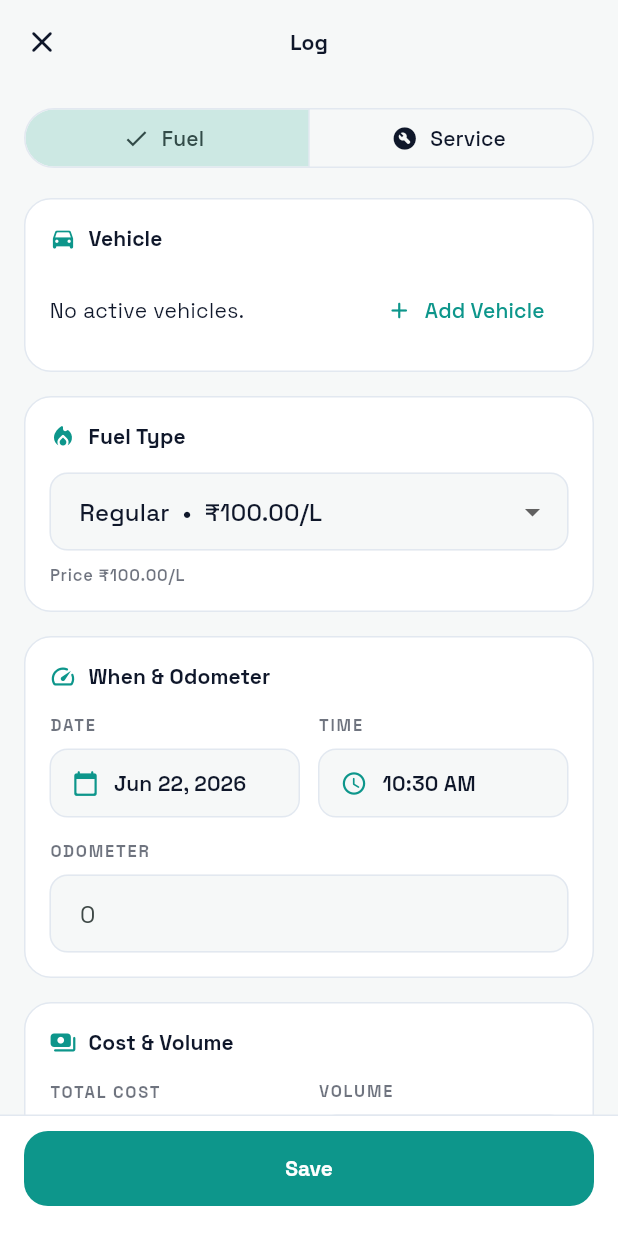
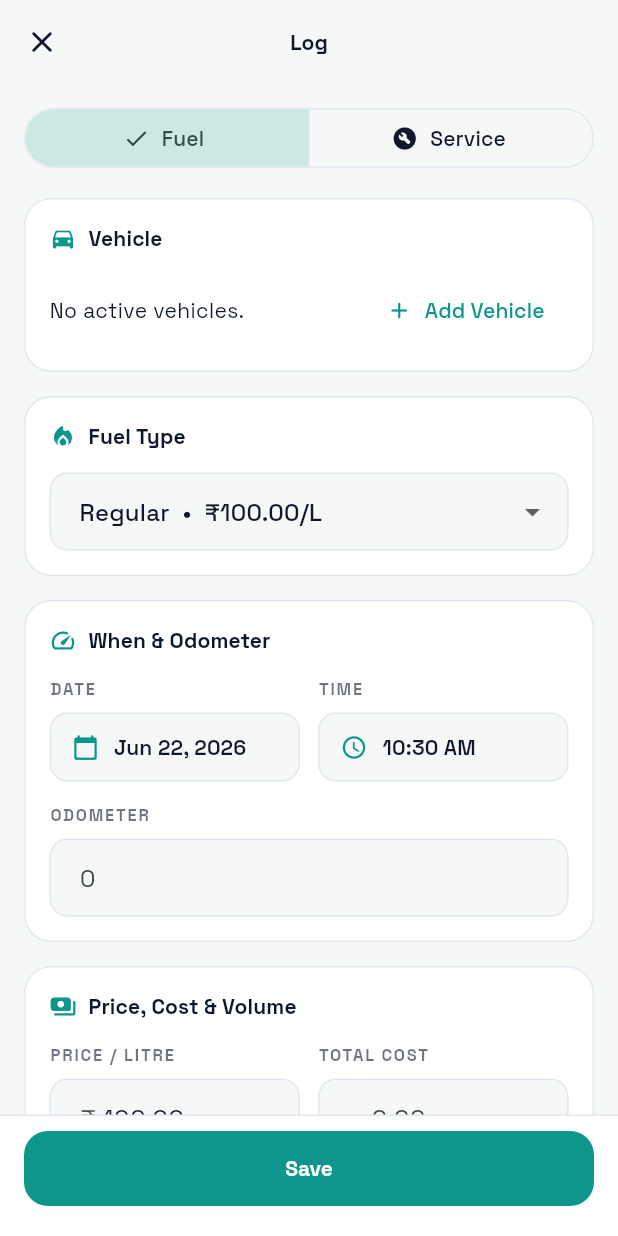
Before and after one commit to neotamizhan/petrol_log, a Flutter app: the screen it shows after launch, after a tap on "Log Activity", on a phone screen of 412 x 824 dp. Run offline on Flutter 3.47's test engine with Material 3 defaults, Android fonts, the phone set to English and light mode, and no system bars; our stand-ins replace csv, file_picker, fl_chart, google_fonts, shared_preferences.

Commit message:
Capture per-fill fuel price
Streamlining step "kill the configuration tax": record the price/litre on
each fill instead of deriving volume from a single mutable
price-per-fuel-type.

- FillRecord gains a nullable pricePerLiter (serialize/copyWith).
- LogEntryScreen adds an editable Price/litre field, defaulted from the
  last fill for the vehicle+fuel type and re-seeded when the fuel type
  changes; volume now derives from this fill's price.
- getFuelPriceForRecord prefers the fill's own price (single chokepoint,
  so stats/forecast/per-record all follow); add
  lastFuelPriceForVehicleFuelType for smart defaults.
- _migrateFillRecordPrices stamps legacy fills with their fuel type's
  current price, freezing historical volumes so later price edits no
  longer rewrite them.

Removes the recurring "edit price in Settings" trip and fixes the latent
bug where changing a fuel type's price rewrote past volumes.

Tests: model round-trip/legacy/copyWith, provider price preference + last
price, storage migration backfill, and the Log widget test captures the
saved record's price. Update docs/ARCHITECTURE.md and the okf/ bundle.

Co-Authored-By: Claude Opus 4.8 <noreply@anthropic.com>

```diff
--- a/lib/models/fill_record.dart
+++ b/lib/models/fill_record.dart
@@ -10,6 +10,12 @@ class FillRecord {
   final String fuelTypeId;
   final String vehicleId;
 
+  /// Price per litre paid for this specific fill. When null (legacy records
+  /// before per-fill pricing), callers fall back to the fuel type's price.
+  /// Capturing it here freezes a fill's volume so later price changes to the
+  /// fuel type no longer rewrite historical volumes.
+  final double? pricePerLiter;
+
   FillRecord({
     required this.id,
     required this.date,
@@ -18,6 +24,7 @@ class FillRecord {
     this.notes = '',
     this.fuelTypeId = FuelType.defaultId,
     this.vehicleId = 'default_vehicle',
+    this.pricePerLiter,
   });
 
   FillRecord copyWith({
@@ -28,6 +35,7 @@ class FillRecord {
     String? notes,
     String? fuelTypeId,
     String? vehicleId,
+    double? pricePerLiter,
   }) {
     return FillRecord(
       id: id ?? this.id,
@@ -37,6 +45,7 @@ class FillRecord {
       notes: notes ?? this.notes,
       fuelTypeId: fuelTypeId ?? this.fuelTypeId,
       vehicleId: vehicleId ?? this.vehicleId,
+      pricePerLiter: pricePerLiter ?? this.pricePerLiter,
     );
   }
 
@@ -76,6 +85,7 @@ class FillRecord {
       'notes': notes,
       'fuelTypeId': fuelTypeId,
       'vehicleId': vehicleId,
+      'pricePerLiter': pricePerLiter,
     };
   }
 
@@ -91,6 +101,7 @@ class FillRecord {
           ? (json['fuelTypeId'] as String).trim()
           : FuelType.defaultId,
       vehicleId: json['vehicleId'] as String? ?? 'default_vehicle',
+      pricePerLiter: (json['pricePerLiter'] as num?)?.toDouble(),
     );
   }
 
--- a/lib/providers/records_provider.dart
+++ b/lib/providers/records_provider.dart
@@ -100,7 +100,27 @@ class RecordsProvider with ChangeNotifier {
   }
 
   double getFuelPriceForRecord(FillRecord record) {
+    final recorded = record.pricePerLiter;
+    if (recorded != null && recorded > 0) {
+      return recorded;
+    }
     return getFuelPriceForFuelTypeId(record.fuelTypeId);
+  }
+
+  /// The price/litre to default a new fill to: the most recent fill's price for
+  /// this vehicle + fuel type, else the fuel type's configured price.
+  double lastFuelPriceForVehicleFuelType(String vehicleId, String fuelTypeId) {
+    final candidates = _records
+        .where((r) => r.vehicleId == vehicleId && r.fuelTypeId == fuelTypeId)
+        .toList()
+      ..sort((a, b) => b.date.compareTo(a.date));
+    for (final record in candidates) {
+      final price = record.pricePerLiter;
+      if (price != null && price > 0) {
+        return price;
+      }
+    }
+    return getFuelPriceForFuelTypeId(fuelTypeId);
   }
 
   String _resolveFuelTypeCurrency(String? currency) {
--- a/lib/screens/log_entry_screen.dart
+++ b/lib/screens/log_entry_screen.dart
@@ -71,6 +71,7 @@ class _LogEntryScreenState extends State<LogEntryScreen> {
   final _formKey = GlobalKey<FormState>();
   final _odometerController = TextEditingController();
   final _costController = TextEditingController();
+  final _priceController = TextEditingController();
   final _notesController = TextEditingController();
   final _serviceTypeController = TextEditingController();
   final _nextDueOdometerController = TextEditingController();
@@ -145,6 +146,16 @@ class _LogEntryScreenState extends State<LogEntryScreen> {
         final currency = provider.getCurrencyForFuelTypeId(fill.fuelTypeId);
         _costController.text =
             CurrencyUtils.formatAmount(fill.cost, currency);
+        final price = fill.pricePerLiter ??
+            provider.getFuelPriceForFuelTypeId(fill.fuelTypeId);
+        _priceController.text = CurrencyUtils.formatAmount(price, currency);
+      } else if (_mode == LogMode.fuel) {
+        // New fill: default the price to the last fill's price for this
+        // vehicle + fuel type (the recurring "no Settings trip" win).
+        final currency = provider.getCurrencyForFuelTypeId(_selectedFuelTypeId);
+        final price = provider.lastFuelPriceForVehicleFuelType(
+            _selectedVehicleId, _selectedFuelTypeId);
+        _priceController.text = CurrencyUtils.formatAmount(price, currency);
       }
     });
   }
@@ -153,6 +164,7 @@ class _LogEntryScreenState extends State<LogEntryScreen> {
   void dispose() {
     _odometerController.dispose();
     _costController.dispose();
+    _priceController.dispose();
     _notesController.dispose();
     _serviceTypeController.dispose();
     _nextDueOdometerController.dispose();
@@ -350,8 +362,6 @@ class _LogEntryScreenState extends State<LogEntryScreen> {
           final value = fuelTypes.any((f) => f.id == selectedId)
               ? selectedId
               : fuelTypes.first.id;
-          final price = provider.getFuelPriceForFuelTypeId(value);
-          final currency = provider.getCurrencyForFuelTypeId(value);
 
           return _Panel(
             title: 'Fuel Type',
@@ -376,24 +386,22 @@ class _LogEntryScreenState extends State<LogEntryScreen> {
                     if (value == null) return;
                     setState(() {
                       _selectedFuelTypeId = value;
+                      final newCurrency =
+                          provider.getCurrencyForFuelTypeId(value);
                       final currentCost =
                           double.tryParse(_costController.text);
                       if (currentCost != null) {
-                        _costController.text = CurrencyUtils.formatAmount(
-                          currentCost,
-                          provider.getCurrencyForFuelTypeId(value),
+                        _costController.text =
+                            CurrencyUtils.formatAmount(currentCost, newCurrency);
+                      }
+                      // Re-seed the price from this type's last/known price.
+                      _priceController.text = CurrencyUtils.formatAmount(
+                        provider.lastFuelPriceForVehicleFuelType(
+                            _selectedVehicleId, value),
+                        newCurrency,
                       );
-                      }
                     });
                   },
-                ),
-                const SizedBox(height: 8),
-                Text(
-                  'Price $currency${CurrencyUtils.formatAmount(price, currency)}/L',
-                  style: theme.textTheme.labelSmall?.copyWith(
-                    color: theme.colorScheme.onSurface.withOpacity(0.6),
-                    fontWeight: FontWeight.w600,
-                  ),
                 ),
               ],
             ),
@@ -409,12 +417,46 @@ class _LogEntryScreenState extends State<LogEntryScreen> {
               ? _selectedFuelTypeId
               : provider.selectedFuelTypeId;
           final currency = provider.getCurrencyForFuelTypeId(selectedId);
-          final price = provider.getFuelPriceForFuelTypeId(selectedId);
           return _Panel(
-            title: 'Cost & Volume',
+            title: 'Price, Cost & Volume',
             icon: Icons.payments_rounded,
-            child: Row(
+            child: Column(
               children: [
+                Row(
+                  children: [
+                    Expanded(
+                      child: _LabeledField(
+                        label: 'Price / litre',
+                        child: TextFormField(
+                          key: const Key('log-price'),
+                          controller: _priceController,
+                          keyboardType: const TextInputType.numberWithOptions(
+                              decimal: true),
+                          inputFormatters: [
+                            FilteringTextInputFormatter.allow(
+                              RegExp(CurrencyUtils.getInputPattern(currency)),
+                            ),
+                          ],
+                          decoration: _inputDecoration(
+                            theme,
+                            isDark,
+                            hintText: CurrencyUtils.getPlaceholder(currency),
+                            prefixText: '$currency ',
+                          ),
+                          validator: (value) {
+                            if (value == null || value.trim().isEmpty) {
+                              return 'Enter price';
+                            }
+                            final price = double.tryParse(value);
+                            if (price == null || price <= 0) {
+                              return 'Enter a valid price';
+                            }
+                            return null;
+                          },
+                        ),
+                      ),
+                    ),
+                    const SizedBox(width: 12),
                     Expanded(
                       child: _LabeledField(
                         label: 'Total Cost',
@@ -447,18 +489,20 @@ class _LogEntryScreenState extends State<LogEntryScreen> {
                         ),
                       ),
                     ),
-                const SizedBox(width: 12),
-                Expanded(
-                  child: _LabeledField(
-                    label: 'Volume',
-                    child: ValueListenableBuilder<TextEditingValue>(
-                      valueListenable: _costController,
-                      builder: (context, value, child) {
-                        final cost = double.tryParse(value.text) ?? 0;
+                  ],
+                ),
+                const SizedBox(height: 12),
+                AnimatedBuilder(
+                  animation:
+                      Listenable.merge([_costController, _priceController]),
+                  builder: (context, child) {
+                    final cost = double.tryParse(_costController.text) ?? 0;
+                    final price = double.tryParse(_priceController.text) ?? 0;
                     final volume = price > 0 ? cost / price : 0.0;
                     return Container(
+                      width: double.infinity,
                       padding: const EdgeInsets.symmetric(
-                              horizontal: 14, vertical: 14),
+                          horizontal: 14, vertical: 12),
                       decoration: BoxDecoration(
                         color: isDark
                             ? AppColors.surfaceDarkElevated
@@ -474,25 +518,26 @@ class _LogEntryScreenState extends State<LogEntryScreen> {
                         mainAxisAlignment: MainAxisAlignment.spaceBetween,
                         children: [
                           Text(
-                                volume > 0 ? volume.toStringAsFixed(1) : '--',
+                            'Volume',
+                            style: theme.textTheme.labelMedium?.copyWith(
+                              color: theme.colorScheme.onSurface
+                                  .withOpacity(0.6),
+                              fontWeight: FontWeight.w600,
+                            ),
+                          ),
+                          Text(
+                            volume > 0
+                                ? '${volume.toStringAsFixed(1)} L'
+                                : '-- L',
                             style: theme.textTheme.titleMedium?.copyWith(
                               fontWeight: FontWeight.w700,
                               color: AppColors.accentAmber,
-                                ),
-                              ),
-                              Text(
-                                'L',
-                                style: theme.textTheme.titleSmall?.copyWith(
-                                  color: AppColors.accentAmber,
-                                  fontWeight: FontWeight.w700,
                             ),
                           ),
                         ],
                       ),
                     );
                   },
-                    ),
-                  ),
                 ),
               ],
             ),
@@ -887,6 +932,7 @@ class _LogEntryScreenState extends State<LogEntryScreen> {
     final fuelTypeId = _selectedFuelTypeId.isNotEmpty
         ? _selectedFuelTypeId
         : provider.selectedFuelTypeId;
+    final price = double.tryParse(_priceController.text.trim());
     final record = FillRecord(
       id: widget.editFillRecord?.id ??
           DateTime.now().millisecondsSinceEpoch.toString(),
@@ -896,6 +942,7 @@ class _LogEntryScreenState extends State<LogEntryScreen> {
       notes: _notesController.text.trim(),
       fuelTypeId: fuelTypeId,
       vehicleId: vehicleId,
+      pricePerLiter: (price != null && price > 0) ? price : null,
     );
     if (widget.editFillRecord != null) {
       await provider.updateRecord(record);
--- a/lib/services/storage_service.dart
+++ b/lib/services/storage_service.dart
@@ -29,6 +29,42 @@ class StorageService {
     await _migrateLegacyFuelSettings();
     await _migrateFuelTypeCurrencies();
     await _migrateToVehicleSupport();
+    await _migrateFillRecordPrices();
+  }
+
+  /// Freeze legacy fills' volumes by stamping each record that predates
+  /// per-fill pricing with its fuel type's current price. After this, changing
+  /// a fuel type's price no longer rewrites historical volumes.
+  Future<void> _migrateFillRecordPrices() async {
+    final rawRecords = _prefs.getString(_recordsKey);
+    if (rawRecords == null || rawRecords.isEmpty) {
+      return;
+    }
+    try {
+      final decoded = jsonDecode(rawRecords);
+      if (decoded is! List) {
+        return;
+      }
+      final priceByFuelTypeId = <String, double>{
+        for (final fuelType in getFuelTypes()) fuelType.id: fuelType.pricePerLiter,
+      };
+      bool changed = false;
+      for (final item in decoded) {
+        if (item is Map && item['pricePerLiter'] == null) {
+          final fuelTypeId = (item['fuelTypeId'] as String?)?.trim();
+          item['pricePerLiter'] = (fuelTypeId != null &&
+                  (priceByFuelTypeId[fuelTypeId] ?? 0) > 0)
+              ? priceByFuelTypeId[fuelTypeId]
+              : defaultFuelPrice;
+          changed = true;
+        }
+      }
+      if (changed) {
+        await _prefs.setString(_recordsKey, jsonEncode(decoded));
+      }
+    } catch (_) {
+      // Keep existing data untouched if migration parsing fails.
+    }
   }
 
   Future<void> _migrateLegacyFuelSettings() async {
```
Also changed, not shown: 10 other files. Lines whose indentation alone changed are shown as unchanged.
